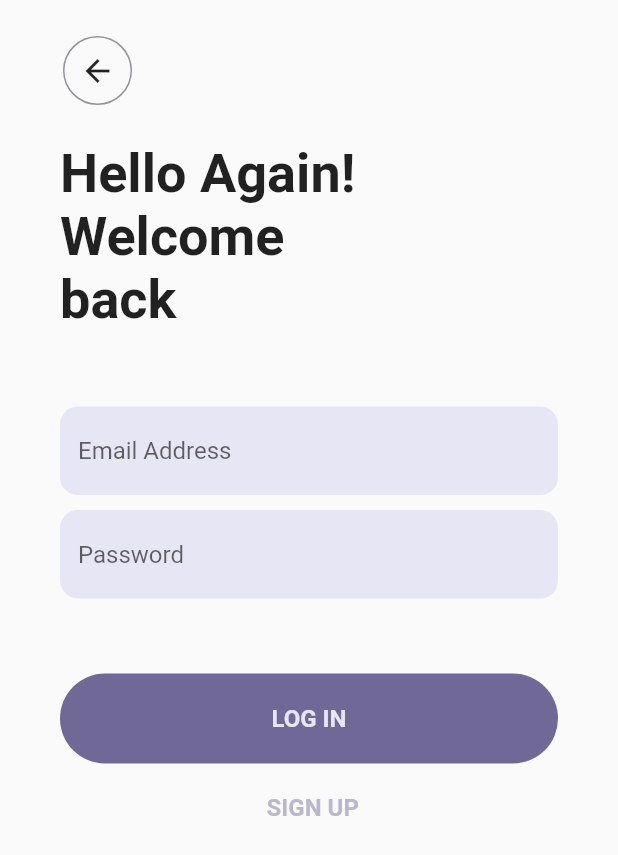
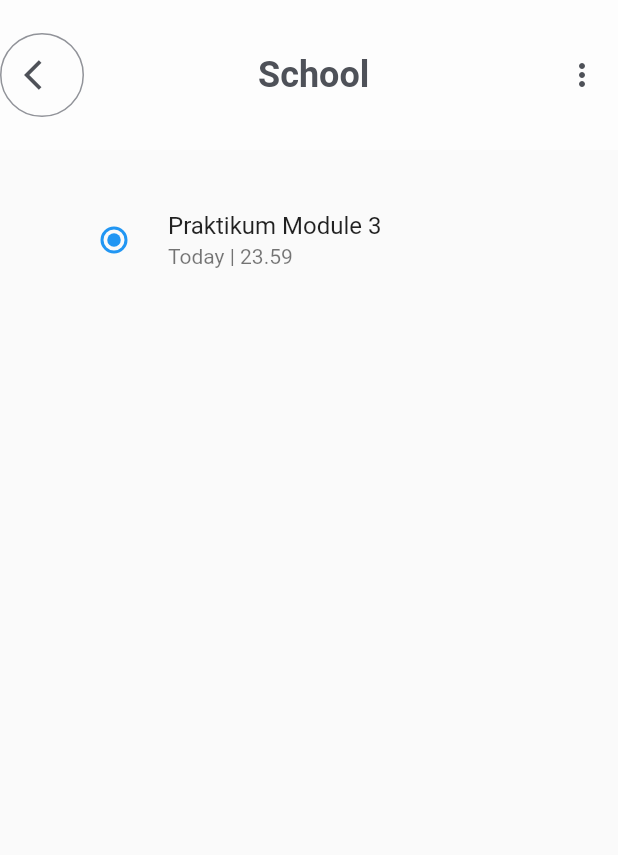
Before and after one commit to huythai1602/to_do_app, a Flutter app: the screen it shows after launch, on a phone screen of 412 x 824 dp. Shown: the top 855 px of the screen. Run offline on Flutter 3.47's test engine with Material 2 defaults, Android fonts, the phone set to English and light mode, and no system bars.

```diff
--- a/lib/main.dart
+++ b/lib/main.dart
@@ -1,6 +1,5 @@
 import 'package:flutter/material.dart';
-import 'screens/signup_screen.dart';
-import 'screens/login_screen.dart';
+import 'screens/task_menu.dart';
 
 void main() {
   runApp(const MyApp());
@@ -17,7 +16,7 @@ class MyApp extends StatelessWidget {
       theme: ThemeData(
         primaryColor: const Color(0xFF706897),
       ),
-      home: const LoginScreen(),
+      home: const TaskMenu(),
     );
   }
 }
--- a/lib/screens/login_screen.dart
+++ b/lib/screens/login_screen.dart
@@ -10,6 +10,11 @@ class LoginScreen extends StatelessWidget {
         child: Padding(
           padding: const EdgeInsets.symmetric(horizontal: 40, vertical: 24),
           child: SingleChildScrollView(
+            child: SizedBox(
+              height: MediaQuery.of(context).size.height -
+                  48 -
+                  MediaQuery.of(context).padding.bottom -
+                  MediaQuery.of(context).padding.top,
               child: Column(
                 crossAxisAlignment: CrossAxisAlignment.start,
                 children: [
@@ -17,7 +22,7 @@ class LoginScreen extends StatelessWidget {
                     onTap: () {},
                     child: Container(
                       width: 50,
-                    padding: EdgeInsets.all(10),
+                      padding: const EdgeInsets.all(10),
                       decoration: BoxDecoration(
                         border: Border.all(
                           color: const Color(0xFF919399),
@@ -25,13 +30,13 @@ class LoginScreen extends StatelessWidget {
                         shape: BoxShape.circle,
                       ),
                       alignment: Alignment.center,
-                    child: Icon(Icons.arrow_back),
+                      child: const Icon(Icons.arrow_back),
                     ),
                   ),
                   Container(
                     width: 200,
-                  margin: EdgeInsets.only(top: 25),
-                  child: Text(
+                    margin: const EdgeInsets.only(top: 25),
+                    child: const Text(
                       'Hello Again! Welcome back',
                       style: TextStyle(
                         fontSize: 36,
@@ -40,7 +45,7 @@ class LoginScreen extends StatelessWidget {
                     ),
                   ),
                   Container(
-                  margin: EdgeInsets.only(top: 50),
+                    margin: const EdgeInsets.only(top: 50),
                     child: TextField(
                       decoration: InputDecoration(
                         border: OutlineInputBorder(
@@ -53,12 +58,12 @@ class LoginScreen extends StatelessWidget {
                         ),
                         hintText: 'Email Address',
                         filled: true,
-                      fillColor: Color(0xFFe7e6f5),
+                        fillColor: const Color(0xFFe7e6f5),
                       ),
                     ),
                   ),
                   Container(
-                  margin: EdgeInsets.only(top: 10),
+                    margin: const EdgeInsets.only(top: 10),
                     child: TextField(
                       decoration: InputDecoration(
                         border: OutlineInputBorder(
@@ -71,26 +76,18 @@ class LoginScreen extends StatelessWidget {
                         ),
                         hintText: "Password",
                         filled: true,
-                      fillColor: Color(0xFFe7e6f5),
+                        fillColor: const Color(0xFFe7e6f5),
                       ),
                       obscureText: true,
                     ),
                   ),
                   Container(
-                  margin: EdgeInsets.only(top: 50),
+                    margin: const EdgeInsets.only(top: 50),
                     child: SizedBox(
                       width: 1000,
                       height: 60,
                       child: TextButton(
                         onPressed: () {},
-                      child: Text(
-                        'LOG IN',
-                        style: TextStyle(
-                          fontSize: 16,
-                          fontWeight: FontWeight.bold,
-                          color: Color(0xFFe7e6f5),
-                        ),
-                      ),
                         style: ButtonStyle(
                           backgroundColor: MaterialStateProperty.all<Color>(
                               const Color(0xFF706897)),
@@ -101,6 +98,14 @@ class LoginScreen extends StatelessWidget {
                             ),
                           ),
                         ),
+                        child: const Text(
+                          'LOG IN',
+                          style: TextStyle(
+                            fontSize: 16,
+                            fontWeight: FontWeight.bold,
+                            color: Color(0xFFe7e6f5),
+                          ),
+                        ),
                       ),
                     ),
                   ),
@@ -109,9 +114,10 @@ class LoginScreen extends StatelessWidget {
                     onTap: () {},
                     child: Container(
                       width: 300,
-                    margin: EdgeInsets.only(top: 20, left: 135, right: 130),
+                      margin:
+                          const EdgeInsets.only(top: 20, left: 135, right: 130),
                       alignment: Alignment.center,
-                    child: Text(
+                      child: const Text(
                         'SIGN UP',
                         style: TextStyle(
                           fontSize: 16,
@@ -126,6 +132,7 @@ class LoginScreen extends StatelessWidget {
             ),
           ),
         ),
+      ),
     );
   }
 }
--- /dev/null
+++ b/lib/screens/task_menu.dart
@@ -0,0 +1,72 @@
+import 'package:flutter/material.dart';
+
+class TaskMenu extends StatefulWidget {
+  const TaskMenu({super.key});
+
+  @override
+  State<TaskMenu> createState() => _TaskMenuState();
+}
+
+class _TaskMenuState extends State<TaskMenu> {
+  int _subject = 0;
+
+  @override
+  Widget build(BuildContext context) {
+    return Scaffold(
+      appBar: AppBar(
+        title: Container(
+          margin: const EdgeInsets.only(left: 100),
+          child: const Text(
+            'School',
+            style: TextStyle(
+              fontSize: 24,
+              fontWeight: FontWeight.bold,
+              color: Color(0xFF4e5158),
+            ),
+          ),
+        ),
+        toolbarHeight: 100,
+        leading: Container(
+          decoration: BoxDecoration(
+            border: Border.all(
+              color: const Color(0xFF919399),
+            ),
+            shape: BoxShape.circle,
+          ),
+          alignment: Alignment.center,
+          child: const Icon(
+            Icons.arrow_back_ios,
+            color: Color(0xFF4e5158),
+          ),
+        ),
+        actions: [
+          IconButton(
+            onPressed: () {},
+            icon: const Icon(Icons.more_vert),
+            color: const Color(0xFF4e5158),
+          ),
+        ],
+        elevation: 0,
+        backgroundColor: const Color(0xFFfdfdfd),
+      ),
+      body: SafeArea(
+        child: Padding(
+          padding: EdgeInsets.symmetric(horizontal: 40, vertical: 24),
+          child: Column(
+            mainAxisAlignment: MainAxisAlignment.start,
+            crossAxisAlignment: CrossAxisAlignment.start,
+            children: [
+              RadioListTile(
+                title: const Text('Praktikum Module 3'),
+                subtitle: const Text('Today | 23.59'),
+                value: 0,
+                groupValue: _subject,
+                onChanged: (newValue) {},
+              ),
+            ],
+          ),
+        ),
+      ),
+    );
+  }
+}
--- a/pubspec.yaml
+++ b/pubspec.yaml
@@ -59,9 +59,8 @@ flutter:
   uses-material-design: true
 
   # To add assets to your application, add an assets section, like this:
-  # assets:
-  #   - images/a_dot_burr.jpeg
-  #   - images/a_dot_ham.jpeg
+  assets:
+    - assets/images/
 
   # An image asset can refer to one or more resolution-specific "variants", see
   # https://flutter.dev/assets-and-images/#resolution-aware
```
Also changed, not shown: lib/screens/home_screen.dart (added, +306 -0 lines), lib/screens/signup_screen.dart (+23 -23 lines), assets/images/avt.jpg (added). Lines whose indentation alone changed are shown as unchanged.
